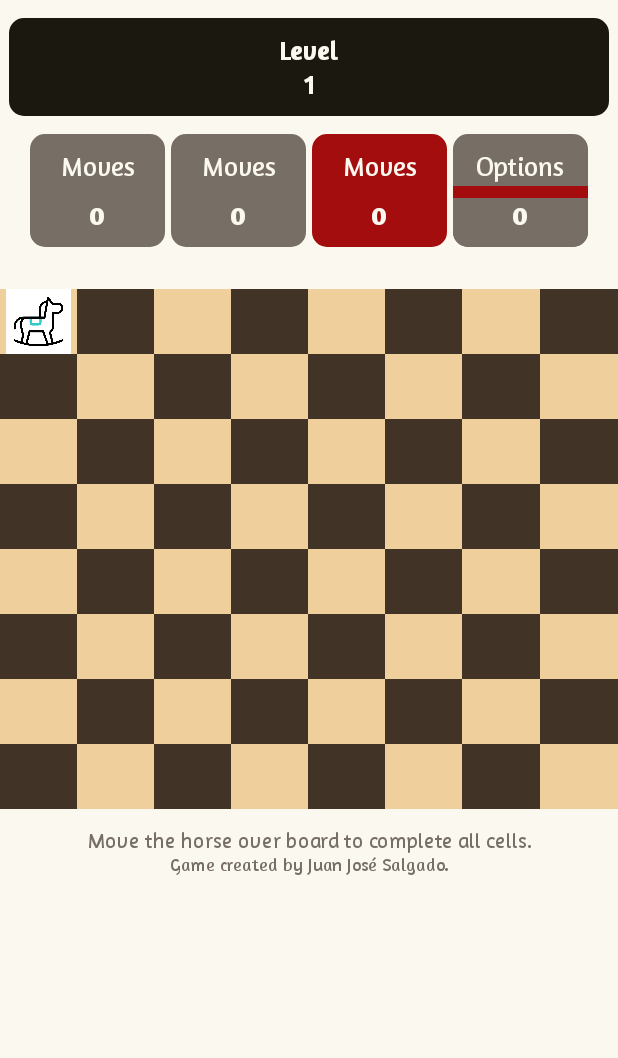
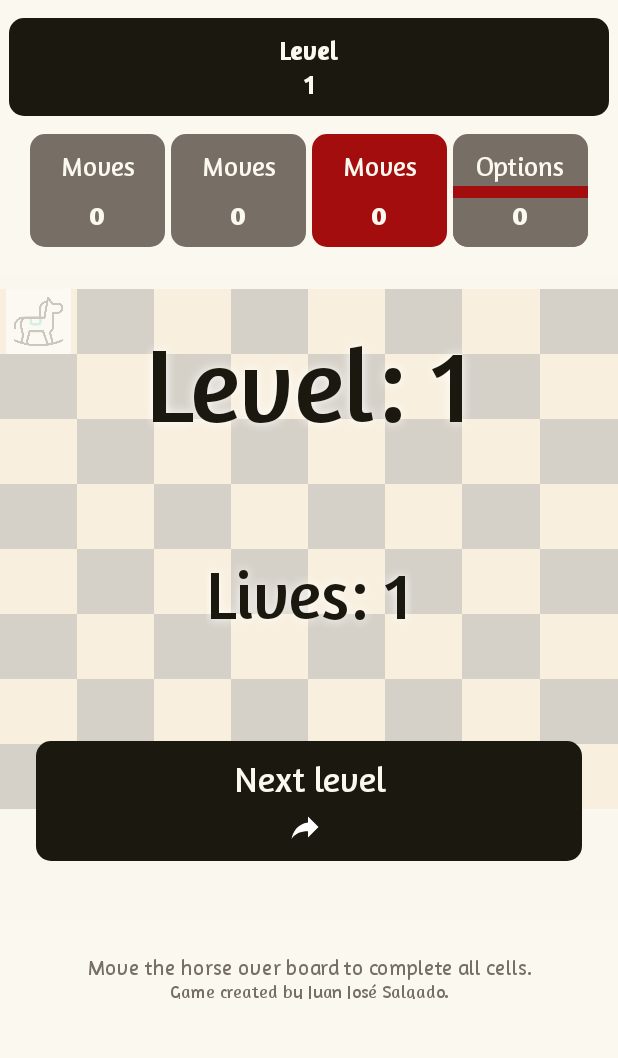
Before and after one commit to juanjo95/horse-game-kotlin, an Android app: the layout activity_main.xml on its own in the app's theme, with its tools: preview values and no code run, on a phone screen of 412 x 824 dp, the part 132-1190 px from its top. Run offline under Robolectric (Android 15) with nearby library versions, the phone set to English and light mode, and no system bars.

Commit message:
feat 🚀: Diseño Visual del Mensaje de Fin de Partida

```diff
--- /dev/null
+++ b/app/src/main/res/drawable/ic_share.xml
@@ -0,0 +1,8 @@
+<?xml version="1.0" encoding="utf-8"?>
+<vector xmlns:android="http://schemas.android.com/apk/res/android"
+    android:height="30dp"
+    android:width="30dp"
+    android:viewportWidth="30"
+    android:viewportHeight="30">
+    <path android:fillColor="#fff" android:pathData="M21,12L14,5V9C7,10 4,15 3,20C5.5,16.5 9,14.9 14,14.9V19L21,12Z" />
+</vector>
--- a/app/src/main/res/layout/activity_main.xml
+++ b/app/src/main/res/layout/activity_main.xml
@@ -890,11 +890,66 @@
                             />
                     </TableRow>
                 </TableLayout>
-                <!-- <LinearLayout
-                    android:layout_width=""
-                    android:layout_height="">
-
-                </LinearLayout> -->
+                <LinearLayout
+                    android:id="@+id/lyMessage"
+                    android:layout_width="match_parent"
+                    android:layout_height="wrap_content"
+                    android:layout_centerVertical="true"
+                    android:layout_marginTop="20dp"
+                    android:background="@color/message_bg"
+                    android:orientation="vertical"
+                    android:visibility="visible">
+                    <TextView
+                        android:id="@+id/tvIntrolevel"
+                        android:layout_width="wrap_content"
+                        android:layout_height="wrap_content"
+                        android:layout_gravity="center"
+                        android:layout_margin="30dp"
+                        android:fontFamily="@font/amaranth_regular"
+                        android:shadowColor="@color/white"
+                        android:shadowRadius="8"
+                        android:text="Level: 1"
+                        android:textColor="@color/app_color_dark"
+                        android:textSize="70sp"/>
+                    <TextView
+                        android:id="@+id/tvIntrolives"
+                        android:layout_width="wrap_content"
+                        android:layout_height="wrap_content"
+                        android:layout_gravity="center"
+                        android:layout_margin="40dp"
+                        android:fontFamily="@font/amaranth_regular"
+                        android:shadowColor="@color/white"
+                        android:shadowRadius="8"
+                        android:text="Lives: 1"
+                        android:textColor="@color/app_color_dark"
+                        android:textSize="45sp"/>
+                    <TextView
+                        android:id="@+id/tvAction"
+                        android:layout_width="match_parent"
+                        android:layout_height="40dp"
+                        android:layout_marginLeft="24dp"
+                        android:layout_marginTop="30dp"
+                        android:layout_marginRight="24dp"
+                        android:background="@drawable/bg_title_top"
+                        android:fontFamily="@font/amaranth_regular"
+                        android:onClick="launchAction"
+                        android:paddingTop="10dp"
+                        android:text="Next level"
+                        android:textAlignment="center"
+                        android:textColor="@color/app_color_light"
+                        android:textSize="24sp"/>
+                    <ImageButton
+                        android:id="@+id/ibtShare"
+                        android:layout_width="match_parent"
+                        android:layout_height="40dp"
+                        android:layout_marginLeft="24dp"
+                        android:layout_marginRight="24dp"
+                        android:layout_marginBottom="40dp"
+                        android:background="@drawable/bg_title_bottom"
+                        android:onClick="launchShareGame"
+                        android:src="@drawable/ic_share"
+                        android:visibility="visible"/>
+                </LinearLayout>
             </RelativeLayout>
             <TextView
                 android:id="@+id/tvInstructions"
```
